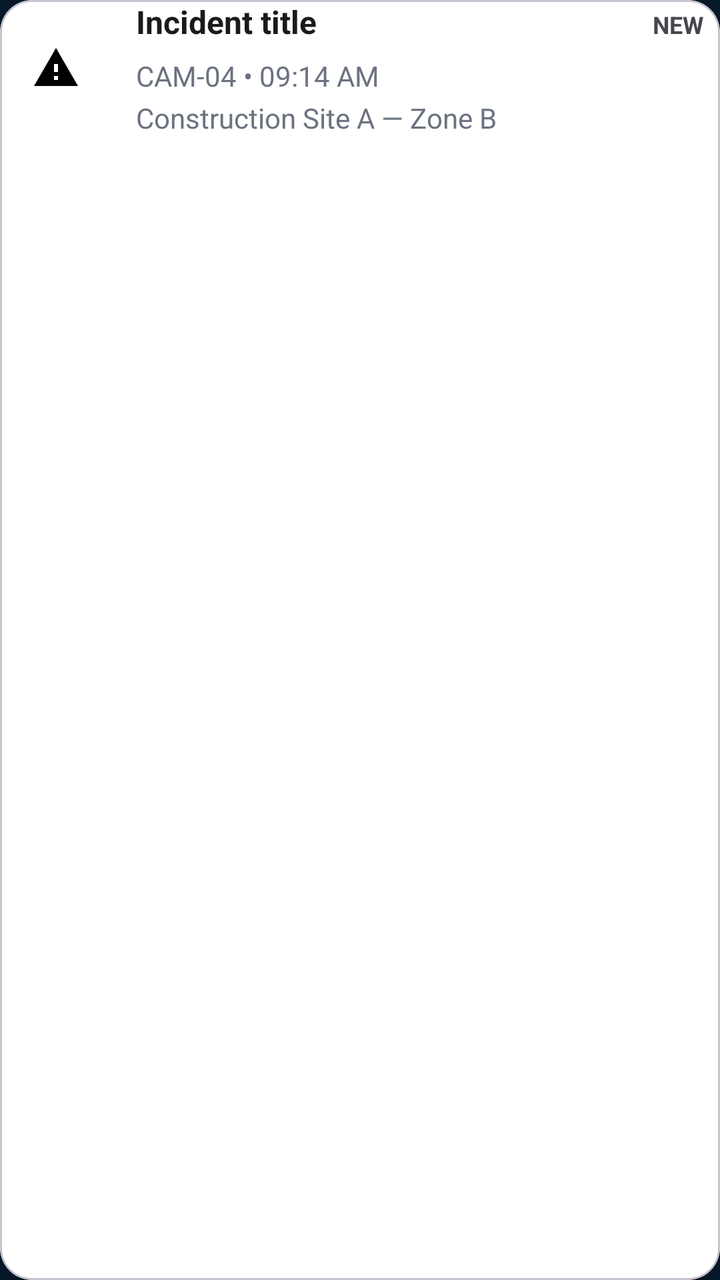
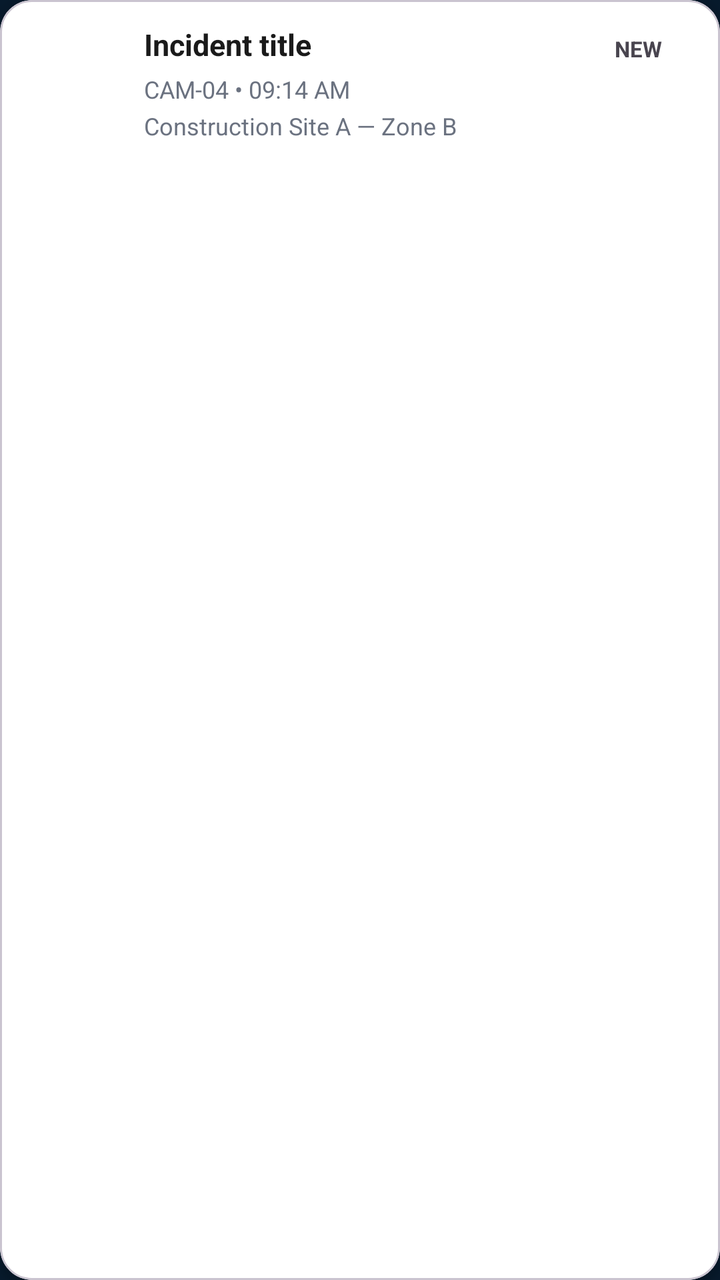

Two renders of the same Android screen: before a commit and after it. Below are the layout's source before the change and the commit's diff.
<!-- AndroidManifest.xml: application theme Theme.HAZORA -->
<!-- res/layout/item_incident.xml -->
<?xml version="1.0" encoding="utf-8"?>
<com.google.android.material.card.MaterialCardView xmlns:android="http://schemas.android.com/apk/res/android"
    xmlns:app="http://schemas.android.com/apk/res-auto"
    android:layout_width="match_parent"
    android:layout_height="wrap_content"
    android:layout_marginBottom="12dp"
    app:cardCornerRadius="16dp"
    app:cardElevation="4dp"
    app:cardBackgroundColor="@color/white"
    android:padding="12dp">

    <RelativeLayout
        android:layout_width="match_parent"
        android:layout_height="wrap_content">

        <ImageView
            android:id="@+id/img_icon"
            android:layout_width="56dp"
            android:layout_height="56dp"
            android:layout_alignParentStart="true"
            android:layout_centerVertical="true"
            android:src="@drawable/ic_warning"
            android:contentDescription=""
            android:scaleType="centerInside" />

        <LinearLayout
            android:layout_width="match_parent"
            android:layout_height="wrap_content"
            android:layout_toEndOf="@id/img_icon"
            android:layout_marginStart="12dp"
            android:orientation="vertical">

            <LinearLayout
                android:layout_width="match_parent"
                android:layout_height="wrap_content"
                android:orientation="horizontal">

                <TextView
                    android:id="@+id/tv_title"
                    android:layout_width="0dp"
                    android:layout_height="wrap_content"
                    android:layout_weight="1"
                    android:text="Incident title"
                    android:textColor="@color/primary_text_dark"
                    android:textStyle="bold"
                    android:textSize="16sp" />

                <TextView
                    android:id="@+id/tv_status"
                    android:layout_width="wrap_content"
                    android:layout_height="wrap_content"
                    android:paddingStart="8dp"
                    android:paddingEnd="8dp"
                    android:paddingTop="4dp"
                    android:paddingBottom="4dp"
                    android:text="NEW"
                    android:textSize="12sp"
                    android:textStyle="bold"
                    android:gravity="center" />

            </LinearLayout>

            <TextView
                android:id="@+id/tv_camera_time"
                android:layout_width="match_parent"
                android:layout_height="wrap_content"
                android:text="CAM-04 • 09:14 AM"
                android:textColor="@color/secondary_text_dark"
                android:layout_marginTop="4dp" />

            <TextView
                android:id="@+id/tv_site"
                android:layout_width="match_parent"
                android:layout_height="wrap_content"
                android:text="Construction Site A — Zone B"
                android:textColor="@color/secondary_text_dark"
                android:layout_marginTop="2dp" />

        </LinearLayout>

    </RelativeLayout>

</com.google.android.material.card.MaterialCardView>
<!-- resources referenced by this layout -->
<resources>
  <color name="primary_text_dark">#1A1A1A</color>
  <color name="secondary_text_dark">#6B7280</color>
  <color name="white">#FFFFFFFF</color>
  <!-- drawable ic_warning (drawable) -->
  <?xml version="1.0" encoding="utf-8"?>
  <vector xmlns:android="http://schemas.android.com/apk/res/android"
      android:width="24dp"
      android:height="24dp"
      android:viewportWidth="24"
      android:viewportHeight="24">
      <path android:fillColor="#FF000000" android:pathData="M1,21h22L12,2 1,21zM13,18h-2v-2h2v2zM13,14h-2v-4h2v4z"/>
  </vector>
  <style name="Theme.HAZORA" parent="Base.Theme.HAZORA" />
  <style name="Base.Theme.HAZORA" parent="Theme.Material3.DayNight.NoActionBar">
          <item name="colorPrimary">@color/primary_blue</item>
          <item name="colorOnPrimary">@color/white</item>
          <item name="colorPrimaryContainer">@color/primary_blue_light</item>
          <item name="colorOnPrimaryContainer">@color/background_navy</item>
          <item name="colorSecondary">@color/accent_orange</item>
          <item name="colorOnSecondary">@color/background_navy</item>
          <item name="colorSurface">@color/card_gray</item>
          <item name="colorOnSurface">@color/text_primary</item>
          <item name="android:windowBackground">@color/background_navy</item>
          <item name="android:navigationBarColor">@color/background_navy</item>
          <item name="android:statusBarColor">@color/background_navy</item>
          <item name="android:windowLightStatusBar">false</item>
      </style>
  <color name="primary_blue">#1769AA</color>
  <color name="primary_blue_light">#65A8DC</color>
  <color name="background_navy">#071A2C</color>
  <color name="accent_orange">#F7941D</color>
  <color name="card_gray">#173047</color>
  <color name="text_primary">#FFFFFFFF</color>
</resources>

<!-- the commit's change to res/layout/item_incident.xml (unified diff, before → after) -->
@@ -4,80 +4,78 @@
     android:layout_width="match_parent"
     android:layout_height="wrap_content"
     android:layout_marginBottom="12dp"
+    app:cardBackgroundColor="@color/white"
     app:cardCornerRadius="16dp"
-    app:cardElevation="4dp"
-    app:cardBackgroundColor="@color/white"
-    android:padding="12dp">
+    app:cardElevation="3dp">
 
-    <RelativeLayout
+    <LinearLayout
         android:layout_width="match_parent"
-        android:layout_height="wrap_content">
+        android:layout_height="wrap_content"
+        android:gravity="center_vertical"
+        android:minHeight="76dp"
+        android:orientation="horizontal"
+        android:padding="12dp">
 
         <ImageView
             android:id="@+id/img_icon"
-            android:layout_width="56dp"
-            android:layout_height="56dp"
-            android:layout_alignParentStart="true"
-            android:layout_centerVertical="true"
-            android:src="@drawable/ic_warning"
-            android:contentDescription=""
+            android:layout_width="48dp"
+            android:layout_height="48dp"
+            android:contentDescription="Incident hazard"
             android:scaleType="centerInside" />
 
         <LinearLayout
-            android:layout_width="match_parent"
+            android:layout_width="0dp"
             android:layout_height="wrap_content"
-            android:layout_toEndOf="@id/img_icon"
             android:layout_marginStart="12dp"
+            android:layout_marginEnd="8dp"
+            android:layout_weight="1"
             android:orientation="vertical">
 
-            <LinearLayout
+            <TextView
+                android:id="@+id/tv_title"
                 android:layout_width="match_parent"
                 android:layout_height="wrap_content"
-                android:orientation="horizontal">
-
-                <TextView
-                    android:id="@+id/tv_title"
-                    android:layout_width="0dp"
-                    android:layout_height="wrap_content"
-                    android:layout_weight="1"
-                    android:text="Incident title"
-                    android:textColor="@color/primary_text_dark"
-                    android:textStyle="bold"
-                    android:textSize="16sp" />
-
-                <TextView
-                    android:id="@+id/tv_status"
-                    android:layout_width="wrap_content"
-                    android:layout_height="wrap_content"
-                    android:paddingStart="8dp"
-                    android:paddingEnd="8dp"
-                    android:paddingTop="4dp"
-                    android:paddingBottom="4dp"
-                    android:text="NEW"
-                    android:textSize="12sp"
-                    android:textStyle="bold"
-                    android:gravity="center" />
-
-            </LinearLayout>
+                android:ellipsize="end"
+                android:maxLines="2"
+                android:text="Incident title"
+                android:textColor="@color/primary_text_dark"
+                android:textSize="15sp"
+                android:textStyle="bold" />
 
             <TextView
                 android:id="@+id/tv_camera_time"
                 android:layout_width="match_parent"
                 android:layout_height="wrap_content"
+                android:layout_marginTop="4dp"
                 android:text="CAM-04 • 09:14 AM"
                 android:textColor="@color/secondary_text_dark"
-                android:layout_marginTop="4dp" />
+                android:textSize="12sp" />
 
             <TextView
                 android:id="@+id/tv_site"
                 android:layout_width="match_parent"
                 android:layout_height="wrap_content"
+                android:layout_marginTop="2dp"
+                android:ellipsize="end"
+                android:maxLines="1"
                 android:text="Construction Site A — Zone B"
                 android:textColor="@color/secondary_text_dark"
-                android:layout_marginTop="2dp" />
-
+                android:textSize="12sp" />
         </LinearLayout>
 
-    </RelativeLayout>
-
+        <TextView
+            android:id="@+id/tv_status"
+            android:layout_width="wrap_content"
+            android:layout_height="wrap_content"
+            android:layout_gravity="top"
+            android:gravity="center"
+            android:minWidth="58dp"
+            android:paddingStart="8dp"
+            android:paddingTop="5dp"
+            android:paddingEnd="8dp"
+            android:paddingBottom="5dp"
+            android:text="NEW"
+            android:textSize="11sp"
+            android:textStyle="bold" />
+    </LinearLayout>
 </com.google.android.material.card.MaterialCardView>
<!-- resource entries referenced after the edit -->
@@ -3,15 +3,6 @@
   <color name="primary_text_dark">#1A1A1A</color>
   <color name="secondary_text_dark">#6B7280</color>
   <color name="white">#FFFFFFFF</color>
-  <!-- drawable ic_warning (drawable) -->
-  <?xml version="1.0" encoding="utf-8"?>
-  <vector xmlns:android="http://schemas.android.com/apk/res/android"
-      android:width="24dp"
-      android:height="24dp"
-      android:viewportWidth="24"
-      android:viewportHeight="24">
-      <path android:fillColor="#FF000000" android:pathData="M1,21h22L12,2 1,21zM13,18h-2v-2h2v2zM13,14h-2v-4h2v4z"/>
-  </vector>
   <style name="Theme.HAZORA" parent="Base.Theme.HAZORA" />
   <style name="Base.Theme.HAZORA" parent="Theme.Material3.DayNight.NoActionBar">
           <item name="colorPrimary">@color/primary_blue</item>
